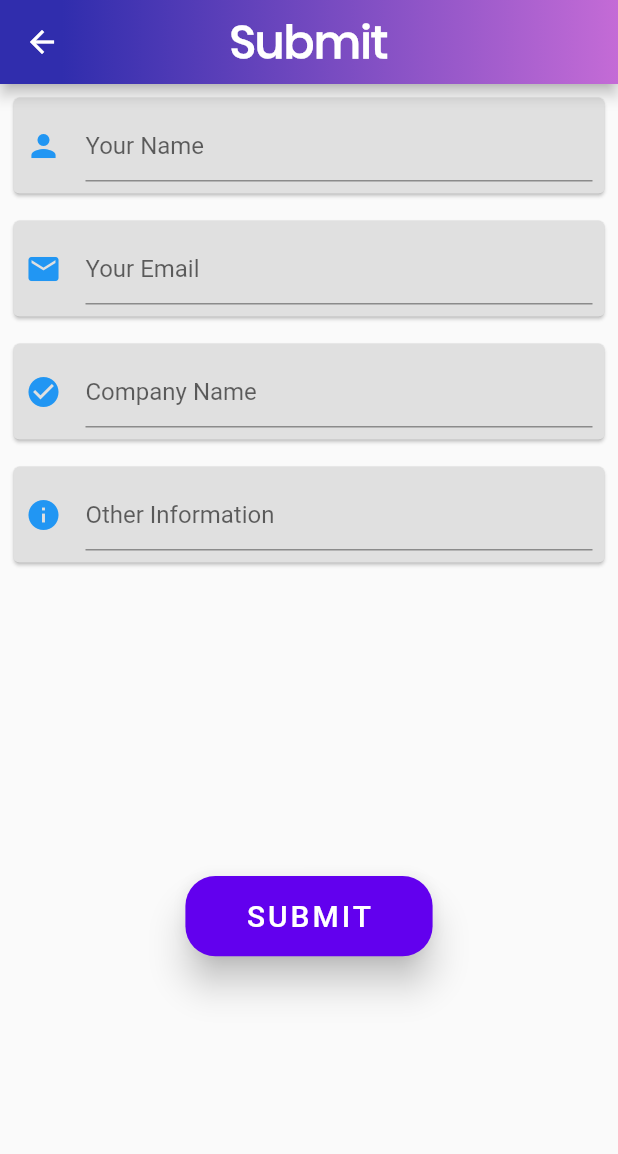
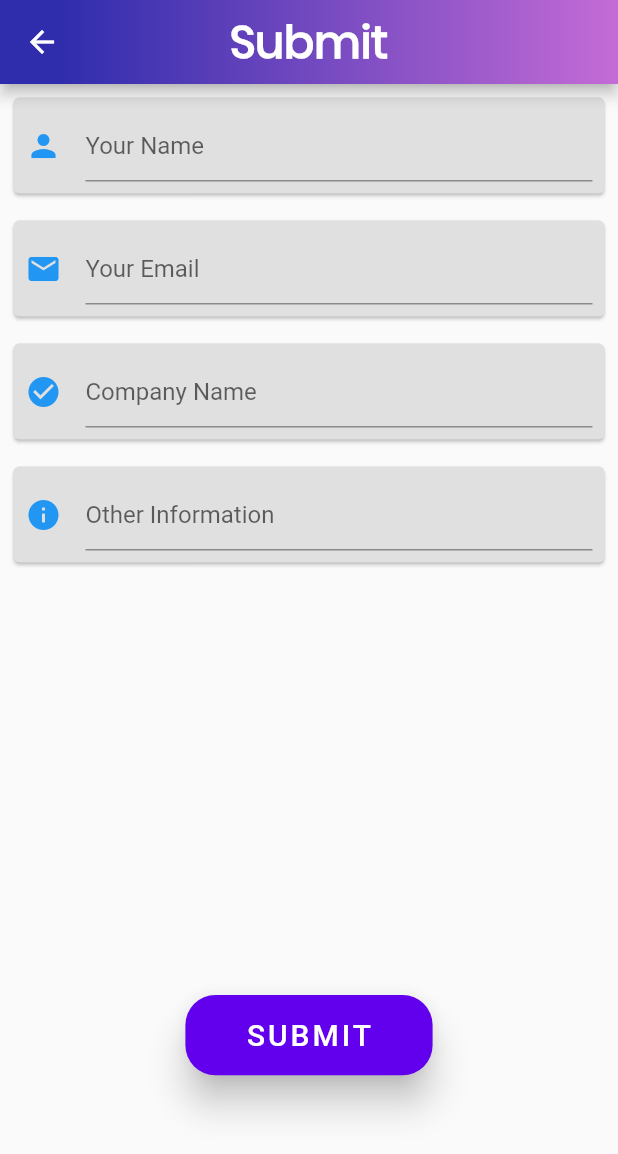
Before and after one commit to cbeardsmore/internStack, a Flutter app: the SubmissionPage screen opened by its route, on a phone screen of 412 x 824 dp. Shown: the top 1154 px of the screen. Run offline on Flutter 3.47's test engine with Material 2 defaults, Android fonts, the phone set to English and light mode, and no system bars; our stand-ins replace cloud_firestore, share; accounts and stored records are empty.

Commit message:
Submit button alignment fixed (#40)
* submission button alignment fixed

* Remove new keyword from submission

* remove commented out CrossAxisAlignment

```diff
--- a/lib/about.dart
+++ b/lib/about.dart
@@ -28,7 +28,7 @@ class AboutPage extends StatelessWidget {
               width: MediaQuery.of(context).size.width,
             ),
             Padding(
-              padding: const EdgeInsets.symmetric(vertical: 5),
+              padding: const EdgeInsets.symmetric(vertical: 0),
               child: Text('internStack',
                   style: Theme.of(context)
                       .textTheme
@@ -68,7 +68,7 @@ class AboutPage extends StatelessWidget {
               'Visit the submissions page from the Role listing and fill in the form. Alternatively, email us at internstack1@gmail.com'),
           _buildQuestionAndAnswer(context, 'How was this App developed?',
               'Sketch for UI design. Flutter for development with Cloud Firestore database. Unsplash for images.')
-        ],
+        ,SizedBox(height: 10,)],
       ),
     ));
   }
--- a/lib/submission.dart
+++ b/lib/submission.dart
@@ -7,8 +7,9 @@ class SubmissionPage extends StatelessWidget {
   @override
   Widget build(BuildContext context) {
     return Scaffold(
-      appBar: AppBar(flexibleSpace: new GradientAppBar(title: 'Submit')),
+      appBar: AppBar(flexibleSpace: GradientAppBar(title: 'Submit')),
       body: SubmitForm(),
+      resizeToAvoidBottomPadding: false,
     );
   }
 }
@@ -49,8 +50,7 @@ class SubmitFormState extends State<SubmitForm> {
   Widget build(BuildContext context) {
     return Form(
         key: _formKey,
-        child: Column(
-            crossAxisAlignment: CrossAxisAlignment.start,
+        child: Stack(
             children: <Widget>[
               InputTextFields(_controllers),
               SubmitButton(_formKey, _controllers)
@@ -141,7 +141,6 @@ class InputTextFields extends StatelessWidget {
             ),
           ),
         ),
-        SizedBox(height: 200)
       ],
     );
   }
@@ -156,10 +155,11 @@ class SubmitButton extends StatelessWidget {
   @override
   Widget build(BuildContext context) {
     return PrimaryRaisedButtonContainer(
-        title: 'SUBMIT',
-        onPressed: () {
-          _uploadFormContents(context);
-        });
+      title: 'SUBMIT',
+      onPressed: () {
+        _uploadFormContents(context);
+      },
+    );
   }
 
   void _uploadFormContents(BuildContext context) {
--- a/lib/widgets/primary_raised_button_container.dart
+++ b/lib/widgets/primary_raised_button_container.dart
@@ -3,8 +3,9 @@ import 'package:flutter/material.dart';
 class PrimaryRaisedButtonContainer extends StatelessWidget {
   final String title;
   final Function onPressed;
+  final AlignmentGeometry alignment;
 
-  PrimaryRaisedButtonContainer({this.title, this.onPressed});
+  PrimaryRaisedButtonContainer({this.title, this.onPressed, this.alignment});
 
   @override
   Widget build(BuildContext context) {
@@ -12,7 +13,7 @@ class PrimaryRaisedButtonContainer extends StatelessWidget {
     double buttonWidth = MediaQuery.of(context).size.width * 0.4;
 
     return Container(
-      alignment: AlignmentDirectional(0, 0.7),
+      alignment: alignment ?? AlignmentDirectional(0, 0.7),
       child: SizedBox(
         height: buttonHeight,
         width: buttonWidth,
```
